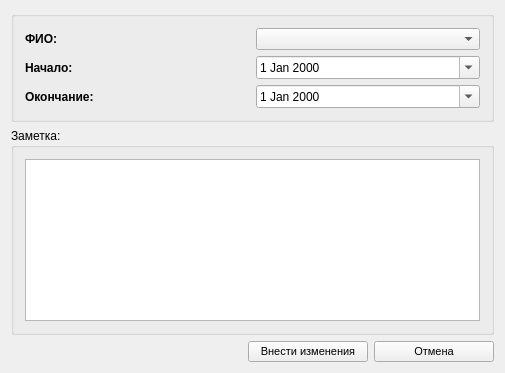
Qt form src/znotesform.ui (SergeyZaz/DSV) before a commit.
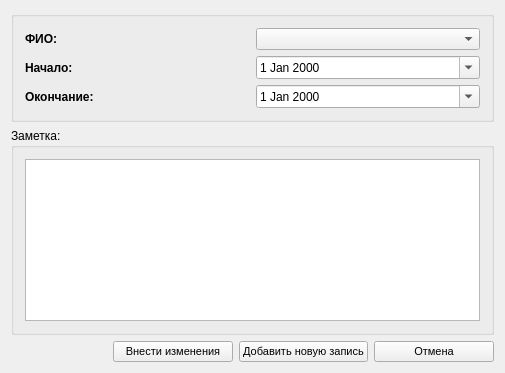
The same form after that commit. Icons and pictures are not drawn.

What changed in the file:
```diff
--- a/src/znotesform.ui
+++ b/src/znotesform.ui
@@ -148,6 +148,35 @@
        </property>
       </widget>
      </item>
+     <item>
+      <widget class="QPushButton" name="cmdSaveNew">
+       <property name="minimumSize">
+        <size>
+         <width>120</width>
+         <height>0</height>
+        </size>
+       </property>
+       <property name="font">
+        <font>
+         <family>MS Shell Dlg 2</family>
+         <pointsize>8</pointsize>
+        </font>
+       </property>
+       <property name="text">
+        <string>Добавить новую запись</string>
+       </property>
+       <property name="icon">
+        <iconset resource="../DSV.qrc">
+         <normaloff>:/images/add.png</normaloff>:/images/add.png</iconset>
+       </property>
+       <property name="iconSize">
+        <size>
+         <width>24</width>
+         <height>24</height>
+        </size>
+       </property>
+      </widget>
+     </item>
      <item>
       <widget class="QPushButton" name="cmdCancel">
        <property name="minimumSize">
```
